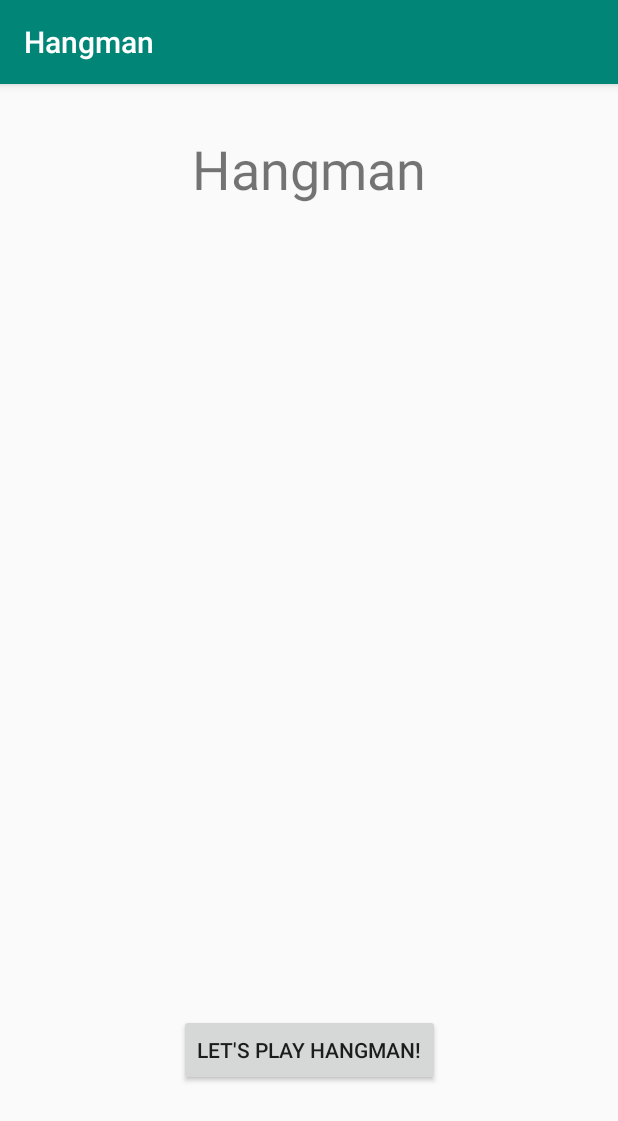
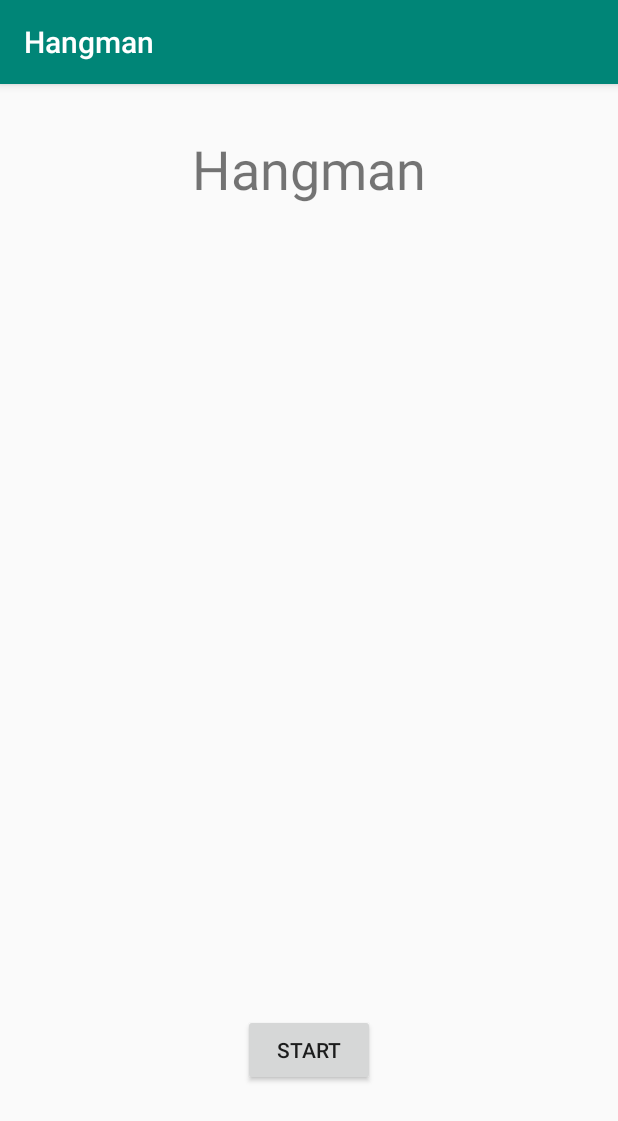
Before and after one commit to clarkmyfancy/HangmanApp, an Android app: the screen it shows after launch (MainActivity), on a phone screen of 412 x 824 dp. Shown: the top 1121 px of the screen. Run offline under Robolectric (Android 15) with nearby library versions, the phone set to English and light mode, and no system bars; our stand-ins replace data binding.

Commit message:
changed start button text

```diff
--- a/app/src/main/res/values/strings.xml
+++ b/app/src/main/res/values/strings.xml
@@ -1,6 +1,6 @@
 <resources>
     <string name="app_name">Hangman</string>
-    <string name="letsPlay">Let\'s Play Hangman!</string>
+    <string name="letsPlay">Start</string>
     <string name="GenerateRandomWord">Get Random Word</string>
     <string name="UserEnteredWord">Enter A Word</string>
     <string name="ComputerOpponentInfo">You will play against the computer</string>
```
